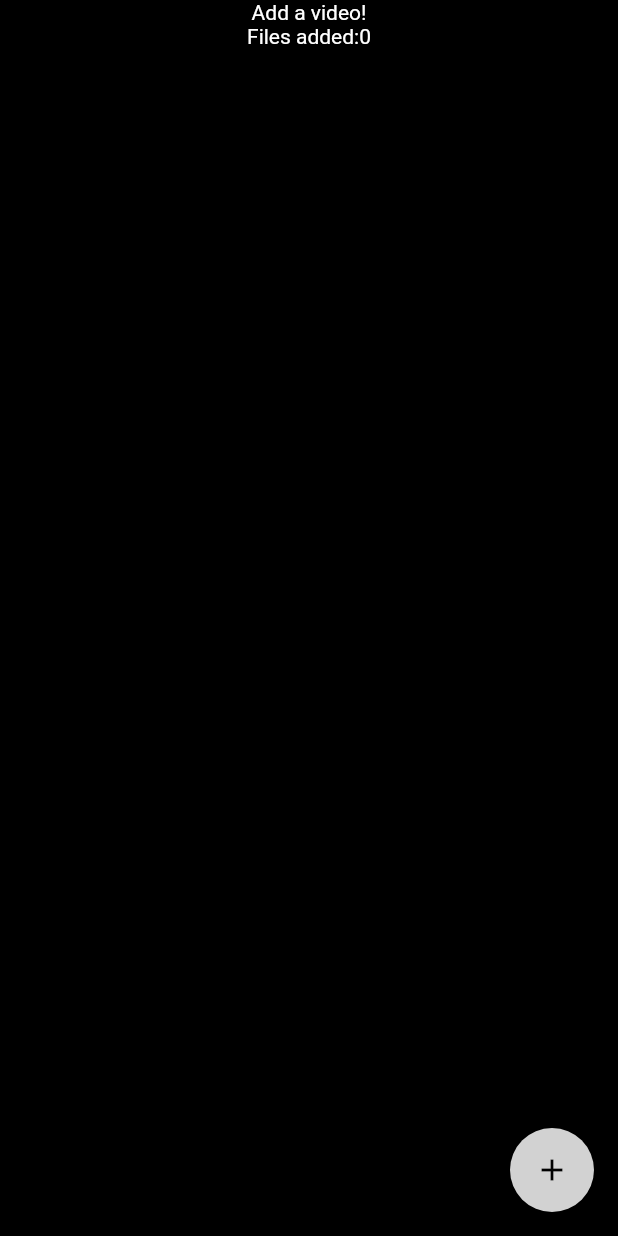
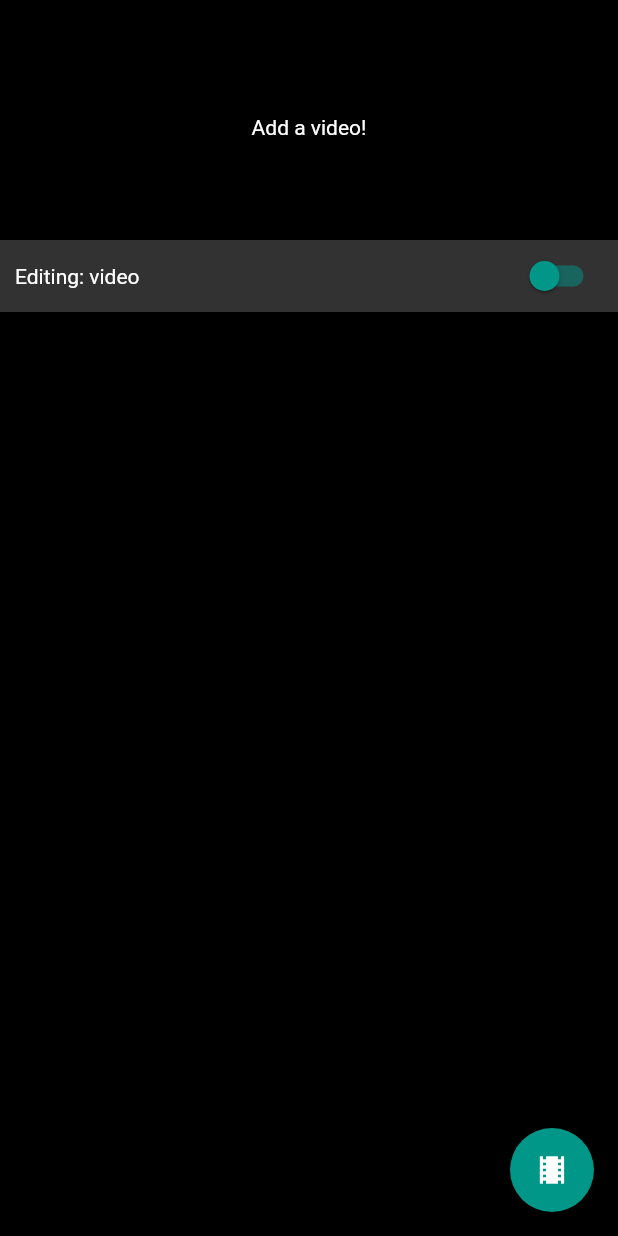
Before and after one commit to reeckset/picturide, a Flutter app: the screen it shows after launch, on a phone screen of 412 x 824 dp. Run offline on Flutter 3.47's test engine with Material 2 defaults, Android fonts, the phone set to English and light mode, and no system bars; our stand-ins replace file_picker; missing offline and left inert: flutter_ffmpeg, flutter_ijkplayer.

Commit message:
Added audio importer with BPM counter

```diff
--- a/lib/main.dart
+++ b/lib/main.dart
@@ -1,4 +1,5 @@
 import 'package:flutter/material.dart';
+import 'package:picturide/view/add_audio_page.dart';
 import 'package:picturide/view/project_page.dart';
 import 'package:picturide/view/theme.dart';
 
@@ -10,7 +11,14 @@ class App extends StatelessWidget {
     return MaterialApp(
       title: 'Flutter Demo',
       theme: themeData,
-      home: ProjectPage(title: 'Flutter Demo Home Page'),
+     // home: ProjectPage(title: 'Flutter Demo Home Page'),
+      initialRoute: '/',
+      routes: {
+        // When navigating to the "/" route, build the FirstScreen widget.
+        '/': (context) => ProjectPage(),
+        // When navigating to the "/second" route, build the SecondScreen widget.
+        '/add_audio_page': (context) => AddAudioPage(),
+      },
     );
   }
 }
--- /dev/null
+++ b/lib/model/audio_track.dart
@@ -0,0 +1,7 @@
+import 'package:picturide/model/file_wrapper.dart';
+
+class AudioTrack extends FileWrapper {
+  int bpm;
+
+  AudioTrack({file, this.bpm}):super(file);
+}
--- a/lib/model/clip.dart
+++ b/lib/model/clip.dart
@@ -1,8 +1,7 @@
-import 'dart:io';
+import 'package:picturide/model/file_wrapper.dart';
 
-class Clip {
-  File file;
+class Clip extends FileWrapper {
   int tempoMultiplierDuration = 1;
 
-  Clip(this.file);
+  Clip(file):super(file);
 }
--- /dev/null
+++ b/lib/model/file_wrapper.dart
@@ -0,0 +1,7 @@
+import 'dart:io';
+
+class FileWrapper {
+  File file;
+
+  FileWrapper(this.file);
+}
--- a/lib/model/project.dart
+++ b/lib/model/project.dart
@@ -1,7 +1,7 @@
-import 'dart:io';
+import 'package:picturide/model/audio_track.dart';
 import 'package:picturide/model/clip.dart';
 
 class Project {
   List<Clip> clips = List<Clip>();
-  File backgroundMusic = null;
+  List<AudioTrack> audioTracks = List<AudioTrack>();
 }
--- a/lib/view/project_page.dart
+++ b/lib/view/project_page.dart
@@ -1,8 +1,16 @@
+import 'dart:io';
+
 import 'package:file_picker/file_picker.dart';
 import 'package:flutter/material.dart';
+import 'package:path/path.dart';
+import 'package:picturide/model/audio_track.dart';
+import 'package:picturide/model/file_wrapper.dart';
 import 'package:picturide/model/project.dart';
 import 'package:picturide/model/clip.dart';
+import 'package:picturide/view/theme.dart';
 import 'package:picturide/view/video_preview.dart';
+
+enum EditingMode { audio, video }
 
 class ProjectPage extends StatefulWidget {
   ProjectPage({Key key, this.title}) : super(key: key);
@@ -15,43 +23,98 @@ class ProjectPage extends StatefulWidget {
 
 class ProjectPageState extends State<ProjectPage> {
   final Project _projectState = Project();
+  EditingMode editingMode = EditingMode.video;
 
-  getClipFile() async => FilePicker.getFile(type: FileType.video);
+  askClipFile() async => FilePicker.getFile(type: FileType.video);
 
-  void _selectAndAddFile() {
-    getClipFile().then((clipFile) {
-      setState(() { _projectState.clips.add(Clip(clipFile));});
+  askAudioTrack(context) async => Navigator.pushNamed(context, '/add_audio_page');
+
+  _addVideoClip() {
+    askClipFile().then((clipFile) {
+      if(clipFile is File){
+        setState(() { _projectState.clips.add(Clip(clipFile));});
+      }
     });
   }
 
+  _addAudioTrack(context){
+    askAudioTrack(context)
+      .then((track){
+        if(track is AudioTrack) {
+          this.setState((){
+            _projectState.audioTracks.add(track);
+          });
+        }
+      });
+  }
+
+  _isEditingAudio() => editingMode == EditingMode.audio;
 
   @override
   Widget build(BuildContext context) {
     return Scaffold(
-      body: Column(children: [
-            _projectState.clips.isNotEmpty
-              ? VideoPreview(_projectState)
-              : Text('Add a video!'),
-            Row(
-              mainAxisAlignment: MainAxisAlignment.center,
-              children: <Widget>[
-                Text('Files added:'),
-                Text('${_projectState.clips.length}'),
-              ],
+      body: Container(
+        padding: EdgeInsets.only(top: 10.0),
+        child:
+          Column(children: [
+            Container(
+              height: 150,
+              child:
+                _projectState.clips.isNotEmpty
+                  ? VideoPreview(_projectState)
+                  : Center(child: Text('Add a video!')),
             ),
-          Expanded(
-            child: ListView(
-              children: _projectState.clips.map(
-                  (Clip clip) => Text(clip.file.path)
-                ).toList()
-            )
-          )
-      ]),
+            _editingModeSelector(),
+            _isEditingAudio() ? _sourceFilesExplorer(_projectState.audioTracks)
+            : _sourceFilesExplorer(_projectState.clips)
+          ]),
+      ),
       floatingActionButton: FloatingActionButton(
-        onPressed: _selectAndAddFile,
-        tooltip: 'Add video clip',
-        child: Icon(Icons.add),
+        onPressed: () => _isEditingAudio()
+          ? _addAudioTrack(context) : _addVideoClip(),
+        tooltip: 'Add ${_isEditingAudio() ? 'audio track' : 'video clip' }',
+        child: Icon(_isEditingAudio() ? Icons.music_note : Icons.local_movies ),
       ),
     );
   }
+
+  Widget _sourceFilesExplorer(List<FileWrapper> files) =>
+        Expanded(
+          child: ListView(
+            padding: EdgeInsets.all(10.0),
+            children: files.map(
+                (FileWrapper clipOrAudio) =>
+                  Container(
+                    padding: EdgeInsets.all(10.0),
+                    child: Text(basename(clipOrAudio.file.path))
+                  )
+            ).toList()
+          )
+        );
+
+  Widget _editingModeSelector() =>
+    Container(
+      color: lightBackgroundColor,
+      padding: EdgeInsets.only(right: 10.0, left: 10.0),
+      child: Row(
+        mainAxisAlignment: MainAxisAlignment.spaceBetween,
+        children: [
+          Text(
+            'Editing: ${editingMode.toString().split('.').last}'),
+          Switch(
+            value: _isEditingAudio(),
+            onChanged: (val) => setState((){
+                if(val){
+                  this.editingMode = EditingMode.audio;
+                }else{
+                  this.editingMode = EditingMode.video;
+                }
+            }),
+            inactiveThumbColor: themeData.toggleableActiveColor,
+            inactiveTrackColor: themeData.toggleableActiveColor.withAlpha(128),
+          )
+        ]
+      )
+    );
+
 }
--- a/lib/view/theme.dart
+++ b/lib/view/theme.dart
@@ -1,8 +1,9 @@
 import 'package:flutter/material.dart';
 
 const Color primaryColor = Color.fromARGB(255, 255, 255, 255);
-const Color accentColor = Color.fromARGB(255, 210, 210, 210);
+const Color accentColor = Colors.teal;
 const Color backgroundColor = Color.fromARGB(255, 0, 0, 0);
+const Color lightBackgroundColor = Color.fromARGB(255, 50, 50, 50);
 
 ThemeData themeData = ThemeData(
   brightness: Brightness.dark,
--- a/pubspec.yaml
+++ b/pubspec.yaml
@@ -14,7 +14,7 @@ description: A new Flutter project.
 version: 1.0.0+1
 
 environment:
-  sdk: ">=2.1.0 <3.0.0"
+  sdk: ">=2.3.0 <3.0.0"
 
 dependencies:
   flutter:
@@ -26,6 +26,7 @@ dependencies:
   file_picker: ^1.5.1
   flutter_ffmpeg: ^0.2.10
   flutter_ijkplayer: ^0.3.5+1
+  path: ^1.6.4
 
 dev_dependencies:
   flutter_test:
```
Also changed, not shown: lib/view/add_audio_page.dart (added, +107 -0 lines), lib/view/video_preview.dart (+1 -11 lines), pubspec.lock, 4 other files.
